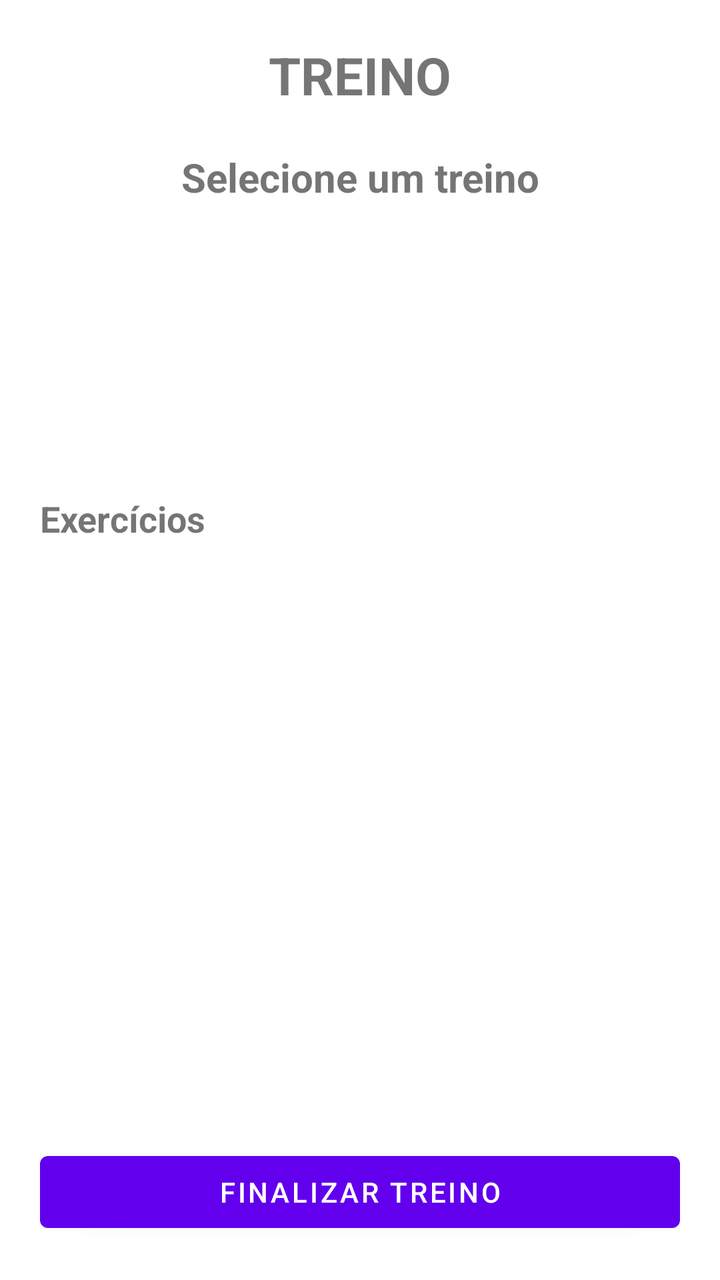
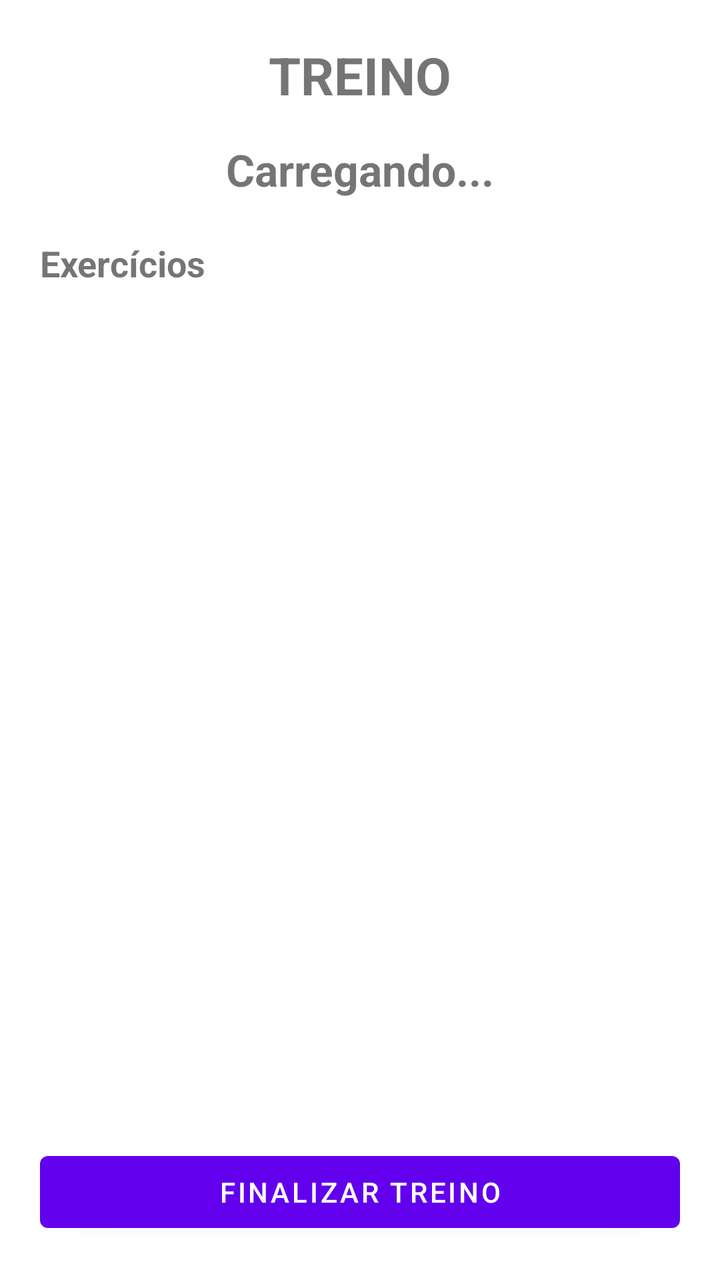

The first picture is an Android layout as it rendered before a commit; the second is the same layout after the commit. The layout source and the unified diff follow.
<!-- AndroidManifest.xml: application theme Theme.GymNote -->
<!-- res/layout/fragment_treinos.xml -->
<?xml version="1.0" encoding="utf-8"?>
<LinearLayout xmlns:android="http://schemas.android.com/apk/res/android"
    xmlns:tools="http://schemas.android.com/tools"
    android:layout_width="match_parent"
    android:layout_height="match_parent"
    android:orientation="vertical"
    android:padding="20dp"
    tools:context=".ui.menu.TreinosFragment">

    <TextView
        android:layout_width="match_parent"
        android:layout_height="wrap_content"
        android:gravity="center"
        android:text="TREINO"
        android:textSize="26sp"
        android:textStyle="bold" />

    <TextView
        android:id="@+id/txtNomeTreino"
        android:layout_width="match_parent"
        android:layout_height="wrap_content"
        android:layout_marginTop="20dp"
        android:gravity="center"
        android:text="Selecione um treino"
        android:textSize="20sp"
        android:textStyle="bold" />

    <ListView
        android:id="@+id/listaTreinos"
        android:layout_width="match_parent"
        android:layout_height="120dp"
        android:layout_marginTop="10dp" />

    <TextView
        android:layout_width="match_parent"
        android:layout_height="wrap_content"
        android:layout_marginTop="15dp"
        android:text="Exercícios"
        android:textSize="18sp"
        android:textStyle="bold" />

    <ScrollView
        android:layout_width="match_parent"
        android:layout_height="0dp"
        android:layout_marginTop="8dp"
        android:layout_weight="1">

        <HorizontalScrollView
            android:layout_width="match_parent"
            android:layout_height="wrap_content">

            <TableLayout
                android:id="@+id/tabelaExercicios"
                android:layout_width="wrap_content"
                android:layout_height="wrap_content" />

        </HorizontalScrollView>

    </ScrollView>

    <Button
        android:id="@+id/btFinalizarTreino"
        android:layout_width="match_parent"
        android:layout_height="wrap_content"
        android:layout_marginTop="10dp"
        android:text="FINALIZAR TREINO" />

</LinearLayout>
<!-- resources referenced by this layout -->
<resources>
  <style name="Theme.GymNote" parent="Theme.MaterialComponents.DayNight.DarkActionBar">
          
          <item name="colorPrimary">@color/purple_500</item>
          <item name="colorPrimaryVariant">@color/purple_700</item>
          <item name="colorOnPrimary">@color/white</item>
          
          <item name="colorSecondary">@color/teal_200</item>
          <item name="colorSecondaryVariant">@color/teal_700</item>
          <item name="colorOnSecondary">@color/black</item>
          
          <item name="android:statusBarColor">?attr/colorPrimaryVariant</item>
          
      </style>
  <color name="purple_500">#FF6200EE</color>
  <color name="purple_700">#FF3700B3</color>
  <color name="white">#FFFFFFFF</color>
  <color name="teal_200">#FF03DAC5</color>
  <color name="teal_700">#FF018786</color>
  <color name="black">#FF000000</color>
</resources>

<!-- the commit's change to res/layout/fragment_treinos.xml (unified diff, before → after) -->
@@ -19,22 +19,16 @@
         android:id="@+id/txtNomeTreino"
         android:layout_width="match_parent"
         android:layout_height="wrap_content"
-        android:layout_marginTop="20dp"
+        android:layout_marginTop="15dp"
         android:gravity="center"
-        android:text="Selecione um treino"
-        android:textSize="20sp"
+        android:text="Carregando..."
+        android:textSize="22sp"
         android:textStyle="bold" />
-
-    <ListView
-        android:id="@+id/listaTreinos"
-        android:layout_width="match_parent"
-        android:layout_height="120dp"
-        android:layout_marginTop="10dp" />
 
     <TextView
         android:layout_width="match_parent"
         android:layout_height="wrap_content"
-        android:layout_marginTop="15dp"
+        android:layout_marginTop="20dp"
         android:text="Exercícios"
         android:textSize="18sp"
         android:textStyle="bold" />
@@ -42,7 +36,7 @@
     <ScrollView
         android:layout_width="match_parent"
         android:layout_height="0dp"
-        android:layout_marginTop="8dp"
+        android:layout_marginTop="10dp"
         android:layout_weight="1">
 
         <HorizontalScrollView
@@ -62,7 +56,7 @@
         android:id="@+id/btFinalizarTreino"
         android:layout_width="match_parent"
         android:layout_height="wrap_content"
-        android:layout_marginTop="10dp"
+        android:layout_marginTop="15dp"
         android:text="FINALIZAR TREINO" />
 
 </LinearLayout>
